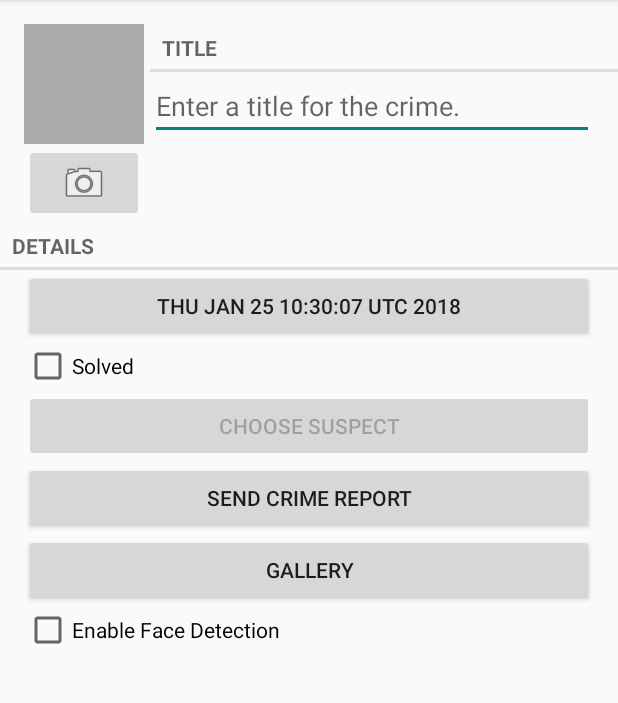
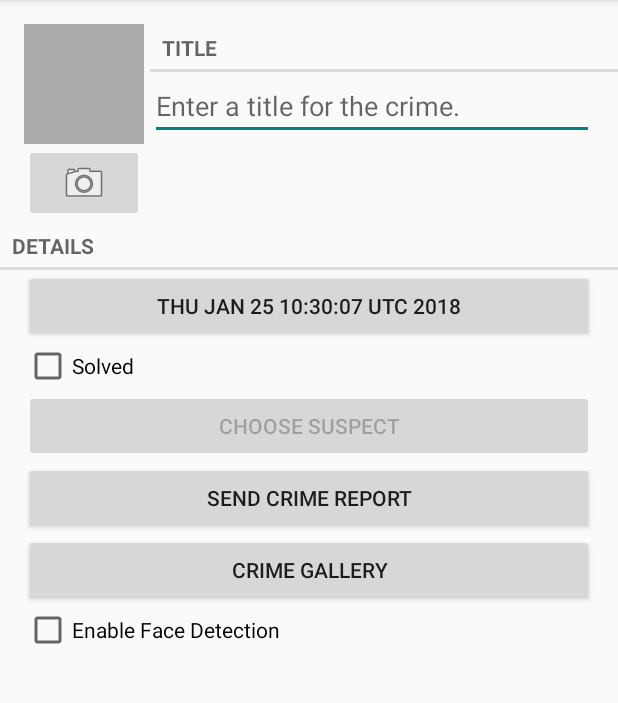
Before and after one commit to jtstegeman/CS4518D18Team5, an Android app: the screen it shows after launch (CrimePagerActivity), after a tap on "New Crime", on a phone screen of 412 x 824 dp, the part 84-787 px from its top. Run offline under Robolectric (Android 15) with nearby library versions, the phone set to English and light mode, and no system bars.

Commit message:
Basic Setup and Gallery Click

```diff
--- a/app/build.gradle
+++ b/app/build.gradle
@@ -1,13 +1,13 @@
 apply plugin: 'com.android.application'
 
 android {
-    compileSdkVersion 21
-    buildToolsVersion "21.0.0"
+    compileSdkVersion 24
+    buildToolsVersion "27.0.3"
 
     defaultConfig {
         applicationId "com.bignerdranch.android.criminalintent"
         minSdkVersion 16
-        targetSdkVersion 21
+        targetSdkVersion 24
         versionCode 1
         versionName "1.0"
     }
--- a/app/src/main/AndroidManifest.xml
+++ b/app/src/main/AndroidManifest.xml
@@ -28,6 +28,10 @@
             </intent-filter>
 
         </activity>
+        <activity android:name=".CrimeImgGalleryActivity"
+            android:label="@string/disp_gallery_label"
+            android:parentActivityName=".CrimePagerActivity">
+        </activity>
     </application>
 
 </manifest>
--- a/app/src/main/java/com/bignerdranch/android/criminalintent/CrimeFragment.java
+++ b/app/src/main/java/com/bignerdranch/android/criminalintent/CrimeFragment.java
@@ -47,6 +47,7 @@ public class CrimeFragment extends Fragment {
     private CheckBox mEnableFaceDetection;
     private Button mReportButton;
     private Button mSuspectButton;
+    private Button mGalleryButton;
     private ImageButton mPhotoButton;
     private ImageView mPhotoView;
 
@@ -184,6 +185,16 @@ public class CrimeFragment extends Fragment {
         mPhotoView = (ImageView) v.findViewById(R.id.crime_photo);
         updatePhotoView();
 
+        mGalleryButton = (Button)v.findViewById(R.id.disp_gallery);
+        mGalleryButton.setOnClickListener(new View.OnClickListener() {
+            @Override
+            public void onClick(View v) {
+                Intent intent = CrimeImgGalleryActivity
+                        .newIntent(getActivity(), mCrime.getId());
+                startActivity(intent);
+            }
+        });
+
         return v;
     }
 
--- a/app/src/main/java/com/bignerdranch/android/criminalintent/CrimeLab.java
+++ b/app/src/main/java/com/bignerdranch/android/criminalintent/CrimeLab.java
@@ -102,6 +102,7 @@ public class CrimeLab {
         values.put(CrimeTable.Cols.DATE, crime.getDate().getTime());
         values.put(CrimeTable.Cols.SOLVED, crime.isSolved() ? 1 : 0);
         values.put(CrimeTable.Cols.SUSPECT, crime.getSuspect());
+        values.put(CrimeTable.Cols.FACE, crime.doFaceDetect());
 
         return values;
     }
--- a/app/src/main/java/com/bignerdranch/android/criminalintent/database/CrimeBaseHelper.java
+++ b/app/src/main/java/com/bignerdranch/android/criminalintent/database/CrimeBaseHelper.java
@@ -24,6 +24,7 @@ public class CrimeBaseHelper extends SQLiteOpenHelper {
                 CrimeTable.Cols.TITLE + ", " +
                 CrimeTable.Cols.DATE + ", " +
                 CrimeTable.Cols.SUSPECT + ", " +
+                CrimeTable.Cols.FACE + ", " +
                 CrimeTable.Cols.SOLVED +
                 ")"
         );
--- a/app/src/main/java/com/bignerdranch/android/criminalintent/database/CrimeCursorWrapper.java
+++ b/app/src/main/java/com/bignerdranch/android/criminalintent/database/CrimeCursorWrapper.java
@@ -21,11 +21,13 @@ public class CrimeCursorWrapper extends CursorWrapper {
         long date = getLong(getColumnIndex(CrimeTable.Cols.DATE));
         int isSolved = getInt(getColumnIndex(CrimeTable.Cols.SOLVED));
         String suspect = getString(getColumnIndex(CrimeTable.Cols.SUSPECT));
+        int face = getInt(getColumnIndex(CrimeTable.Cols.FACE));
 
         Crime crime = new Crime(UUID.fromString(uuidString));
         crime.setTitle(title);
         crime.setDate(new Date(date));
         crime.setSolved(isSolved != 0);
+        crime.setFaceDetect(face != 0);
         crime.setSuspect(suspect);
 
         return crime;
--- a/app/src/main/java/com/bignerdranch/android/criminalintent/database/CrimeDbSchema.java
+++ b/app/src/main/java/com/bignerdranch/android/criminalintent/database/CrimeDbSchema.java
@@ -10,6 +10,7 @@ public class CrimeDbSchema {
             public static final String DATE = "date";
             public static final String SOLVED = "solved";
             public static final String SUSPECT = "suspect";
+            public static final String FACE = "fDetect";
         }
     }
 }
--- a/app/src/main/res/values/strings.xml
+++ b/app/src/main/res/values/strings.xml
@@ -24,5 +24,5 @@
     <string name="crime_report_subject">CriminalIntent Crime Report</string>
     <string name="send_report">Send crime report via</string>
     <string name="face_detect_label">Enable Face Detection</string>
-    <string name="disp_gallery_label">Gallery</string>
+    <string name="disp_gallery_label">Crime Gallery</string>
 </resources>
```
Also changed, not shown: app/src/main/java/com/bignerdranch/android/criminalintent/CrimeImgGalleryActivity.java (added, +35 -0 lines), app/src/main/res/layout/activity_crime_gallery.xml (added, +16 -0 lines), 1 other file.
